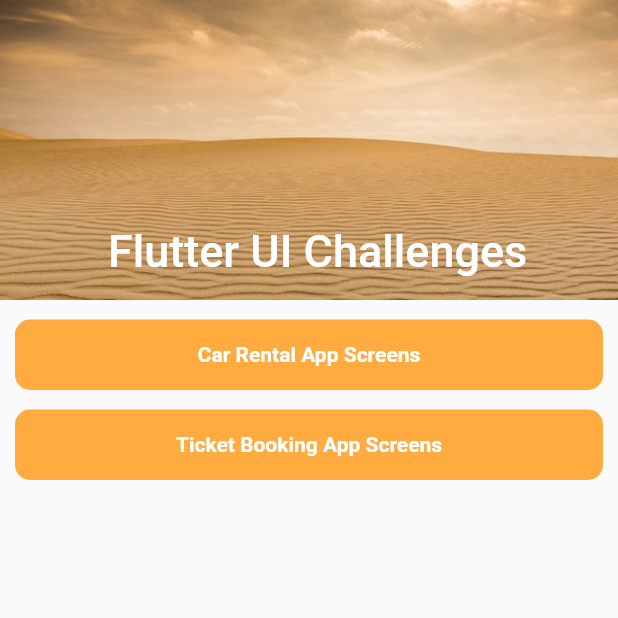
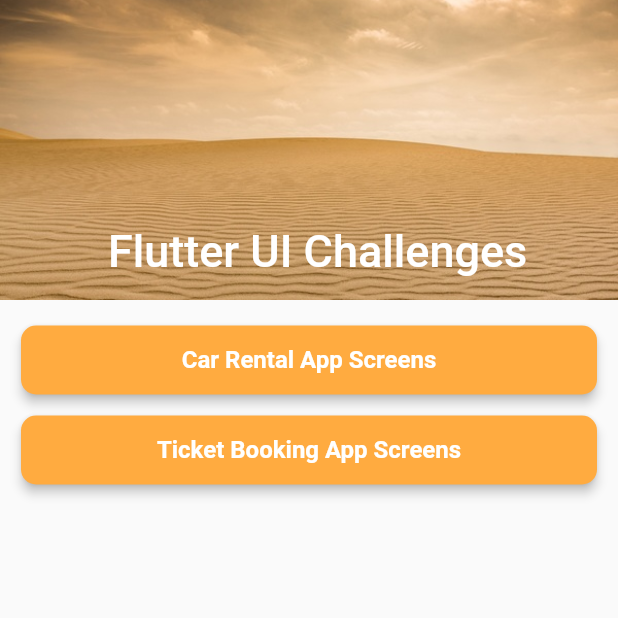
Before and after one commit to ch-muhammad-adil/our_flutter_ui_challenges, a Flutter app: the screen it shows after launch, on a phone screen of 412 x 824 dp, the top half of it. Run offline on Flutter 3.47's test engine with Material 2 defaults, Android fonts, the phone set to English and light mode, and no system bars; our stand-ins replace percent_indicator.

Commit message:
working on ticketing app design

```diff
--- a/lib/main.dart
+++ b/lib/main.dart
@@ -1,6 +1,7 @@
 import 'package:flutter/material.dart';
 import 'package:scoped_model/scoped_model.dart';
 import 'package:my_flutter_ui_challenges/car_rental_screens/signup_screen.dart';
+import 'package:my_flutter_ui_challenges/tickets_booking_screens/book_tickets_screen.dart';
 
 void main() => runApp(MyApp());
 
@@ -27,7 +28,7 @@ class MyHomePage extends StatefulWidget {
 class MyHomePageState extends State<MyHomePage> {
   List<String> challengesList = [
     "Car Rental App Screens",
-    "Ticket Booking App Screens"
+    "Ticket Booking App Screens",
   ];
 
   @override
@@ -53,45 +54,60 @@ class MyHomePageState extends State<MyHomePage> {
             SliverFixedExtentList(
               itemExtent: 60,
               delegate: SliverChildBuilderDelegate(
-              (context, index) => DesignItems(challengesList[index]),
+                (context, index) => SingleItem(challengesList[index], index),
                 childCount: challengesList.length,
               ),
-          )
+            ),
+            SliverPadding(padding: EdgeInsets.only(bottom: 20),)
           ],
       ),
     );
   }
 }
 
-class DesignItems extends StatelessWidget {
+class SingleItem extends StatelessWidget {
   String title;
-  DesignItems(String title){
+  int index;
+
+  SingleItem(String title, int index) {
     this.title = title;
+    this.index = index;
   }
 
   @override
   Widget build(BuildContext context) {
     return Container(
-        decoration: BoxDecoration(
-          borderRadius: BorderRadius.circular(10),
+      margin: EdgeInsets.fromLTRB(10, 3, 10, 3),
+      child: GestureDetector(
+        onTap: () {
+          if (index == 0) {
+            Navigator.push(
+                context,
+                MaterialPageRoute(
+                    builder: (context) => CarRentalSignupScreen()));
+          }else if(index == 1){
+            Navigator.push(
+                context,
+                MaterialPageRoute(
+                    builder: (context) => TicketBookingScreen()));
+          }
+        },
+        child: Card(
+          shape:
+              RoundedRectangleBorder(borderRadius: BorderRadius.circular(10)),
+          elevation: 3,
           color: Colors.orangeAccent,
-        ),
-        margin: EdgeInsets.fromLTRB(10, 3, 10, 10),
-        child: Stack(
-          children: <Widget>[
-            Center(
+          child: Center(
             child: Text(
               title,
-                style:
-                    TextStyle(color: Colors.white, fontWeight: FontWeight.w600),
+              style: TextStyle(
+                  color: Colors.white,
+                  fontWeight: FontWeight.w600,
+                  fontSize: 16),
             ),
           ),
-            GestureDetector(
-              onTap: () {
-                Navigator.push(context, MaterialPageRoute(builder: (context) => CarRentalSignupScreen()));
-              },
-            )
-          ],
-        ));
+        ),
+      ),
+    );
   }
 }
```
Also changed, not shown: lib/tickets_booking_screens/book_tickets_screen.dart (+241 -0 lines). Lines whose indentation alone changed are shown as unchanged.
